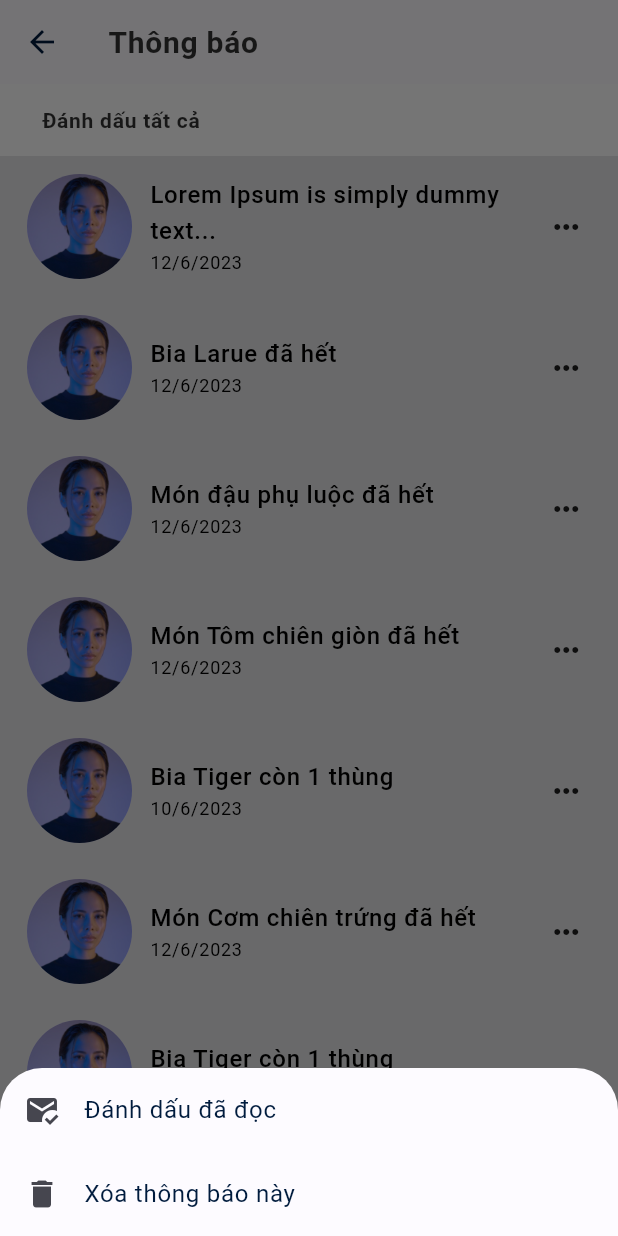
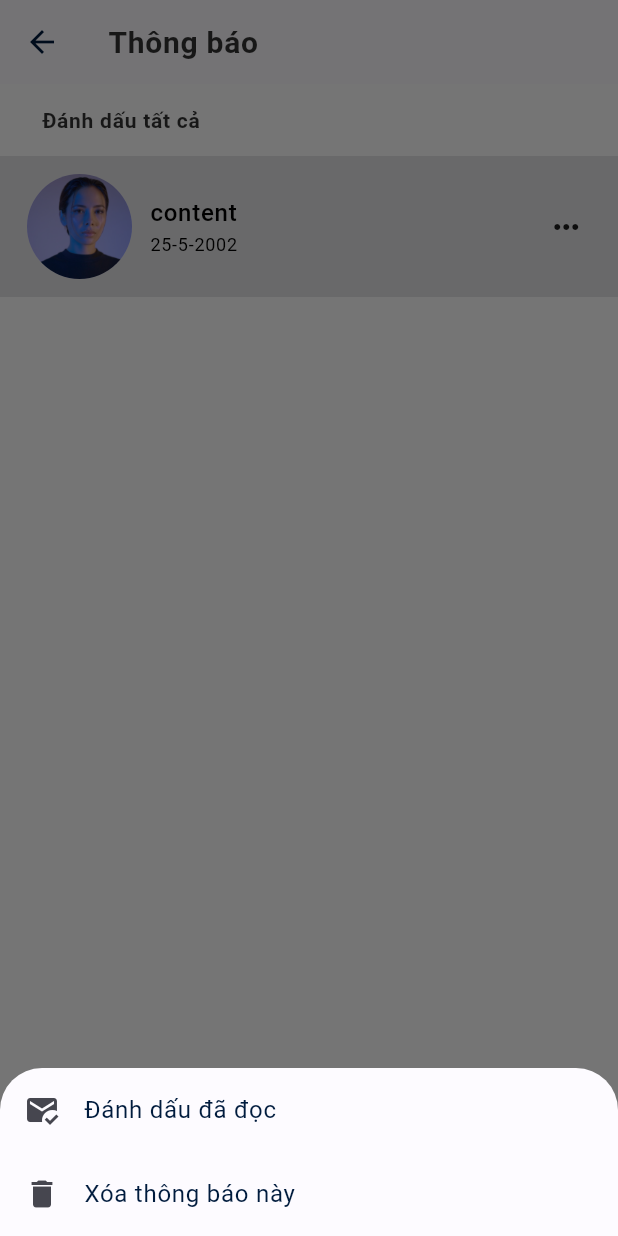
Before and after one commit to ThangStar/AZFood, a Flutter app: the NotificationScreen screen opened directly, after a tap on the "keyboard control" icon, on a phone screen of 412 x 824 dp. Run offline on Flutter 3.47's test engine with Material 2 defaults, Android fonts, the light colour scheme and no system bars; our stand-ins replace bloc, dio, equatable, flutter_animate, flutter_bloc, flutter_dotenv and 4 more; accounts and stored records are empty; network calls fail; project files that could hold a hidden picture were left out.

Commit message:
Notifi - fix

```diff
--- a/front_end/lib/main.dart
+++ b/front_end/lib/main.dart
@@ -10,7 +10,6 @@ import 'package:restaurant_manager_app/ui/blocs/table/table_bloc.dart';
 import 'package:restaurant_manager_app/ui/screens/home/home_screen.dart';
 import 'package:restaurant_manager_app/ui/theme/color_schemes.dart';
 import 'package:restaurant_manager_app/ui/theme/text_theme.dart';
-import 'package:restaurant_manager_app/utils/io_client.dart';
 
 void main() async {
   await dotenv.load(fileName: ".env");
--- /dev/null
+++ b/front_end/lib/model/notification.dart
@@ -0,0 +1,14 @@
+class Notification {
+  final int id;
+  final String content;
+  final String assetImage;
+  final bool opened;
+  final String date;
+
+  Notification(
+      {required this.id,
+      required this.content,
+      required this.assetImage,
+      required this.date,
+      required this.opened});
+}
--- a/front_end/lib/ui/screens/notification/notification_screen.dart
+++ b/front_end/lib/ui/screens/notification/notification_screen.dart
@@ -1,4 +1,5 @@
 import 'package:flutter/material.dart';
+import 'package:restaurant_manager_app/model/notification.dart' as Noti;
 
 import '../../theme/color_schemes.dart';
 
@@ -10,33 +11,13 @@ class NotificationScreen extends StatefulWidget {
 }
 
 class _NotificationScreenState extends State<NotificationScreen> {
-  List<String> notifications = [
-    "Lorem Ipsum is simply dummy text...",
-    "Bia Larue đã hết",
-    "Món đậu phụ luộc đã hết",
-    "Món Tôm chiên giòn đã hết",
-    "Bia Tiger còn 1 thùng",
-    "Món Cơm chiên trứng đã hết",
-    "Bia Tiger còn 1 thùng",
-    "Món Cơm chiên trứng đã hết",
-    "Bia Tiger còn 1 thùng",
-    "Món Cơm chiên trứng đã hết",
+  List<Noti.Notification> notifications = [
+    Noti.Notification(
+        id: 0,
+        content: "content",
+        assetImage: "assets/images/avatar.jpg",
+        opened: false, date: '25-5-2002')
   ];
-
-  List<String> date = [
-    "12/6/2023",
-    "12/6/2023",
-    "12/6/2023",
-    "12/6/2023",
-    "10/6/2023",
-    "12/6/2023",
-    "12/6/2023",
-    "10/6/2023",
-    "12/6/2023",
-    "10/6/2023",
-  ];
-
-  List<bool> isRead = List.generate(10, (index) => false);
 
   @override
   Widget build(BuildContext context) {
@@ -59,16 +40,15 @@ class _NotificationScreenState extends State<NotificationScreen> {
             child: TextButton(
               onPressed: () {
                 setState(() {
-                  isRead = List.generate(
-                      10, (index) => true);
+                  // isRead = List.generate(10, (index) => true);
                 });
               },
               child: Text(
                 'Đánh dấu tất cả',
-                  style: Theme.of(context)
-                      .textTheme
-                      .titleLarge
-                      ?.copyWith(fontWeight: FontWeight.bold, fontSize: 14),
+                style: Theme.of(context)
+                    .textTheme
+                    .titleLarge
+                    ?.copyWith(fontWeight: FontWeight.bold, fontSize: 14),
               ),
             ),
           ),
@@ -76,19 +56,16 @@ class _NotificationScreenState extends State<NotificationScreen> {
             child: ListView.builder(
               itemCount: notifications.length,
               itemBuilder: (context, index) {
-                String notificationText = notifications[index];
-                if (notificationText.length > 80) {
-                  notificationText = '${notificationText.substring(0, 80)}...';
-                }
+                Noti.Notification notification = notifications[index];
                 return GestureDetector(
                   onTap: () {
                     setState(() {
-                      isRead[index] = true;
+                      // isRead[index] = true;
                     });
                   },
                   child: Container(
                     width: double.infinity,
-                    color: isRead[index]
+                    color: notification.opened
                         ? colorScheme(context).onPrimary
                         : colorScheme(context).outline.withOpacity(0.2),
                     child: Padding(
@@ -113,7 +90,7 @@ class _NotificationScreenState extends State<NotificationScreen> {
                               crossAxisAlignment: CrossAxisAlignment.start,
                               children: [
                                 Text(
-                                  notificationText,
+                                  notification.content,
                                   style: Theme.of(context)
                                       .textTheme
                                       .titleMedium
@@ -124,7 +101,7 @@ class _NotificationScreenState extends State<NotificationScreen> {
                                       ),
                                 ),
                                 Text(
-                                  date[index],
+                                  notification.date,
                                   style: Theme.of(context)
                                       .textTheme
                                       .bodyMedium
@@ -140,7 +117,7 @@ class _NotificationScreenState extends State<NotificationScreen> {
                             flex: 1,
                             child: GestureDetector(
                               onTap: () {
-                                _showBottomSheet(context, index);
+                                _showBottomSheet(context);
                               },
                               child: const Icon(Icons.more_horiz),
                             ),
@@ -158,7 +135,7 @@ class _NotificationScreenState extends State<NotificationScreen> {
     );
   }
 
-  void _showBottomSheet(BuildContext context, int index) {
+  void _showBottomSheet(BuildContext context) {
     showModalBottomSheet(
       context: context,
       builder: (BuildContext context) {
@@ -168,9 +145,6 @@ class _NotificationScreenState extends State<NotificationScreen> {
               leading: const Icon(Icons.mark_email_read),
               title: const Text('Đánh dấu đã đọc'),
               onTap: () {
-                setState(() {
-                  isRead[index] = true;
-                });
                 Navigator.of(context).pop();
               },
             ),
@@ -179,9 +153,6 @@ class _NotificationScreenState extends State<NotificationScreen> {
               title: const Text('Xóa thông báo này'),
               onTap: () {
                 setState(() {
-                  notifications.removeAt(index);
-                  date.removeAt(index);
-                  isRead.removeAt(index);
                 });
                 Navigator.of(context).pop();
               },
```
